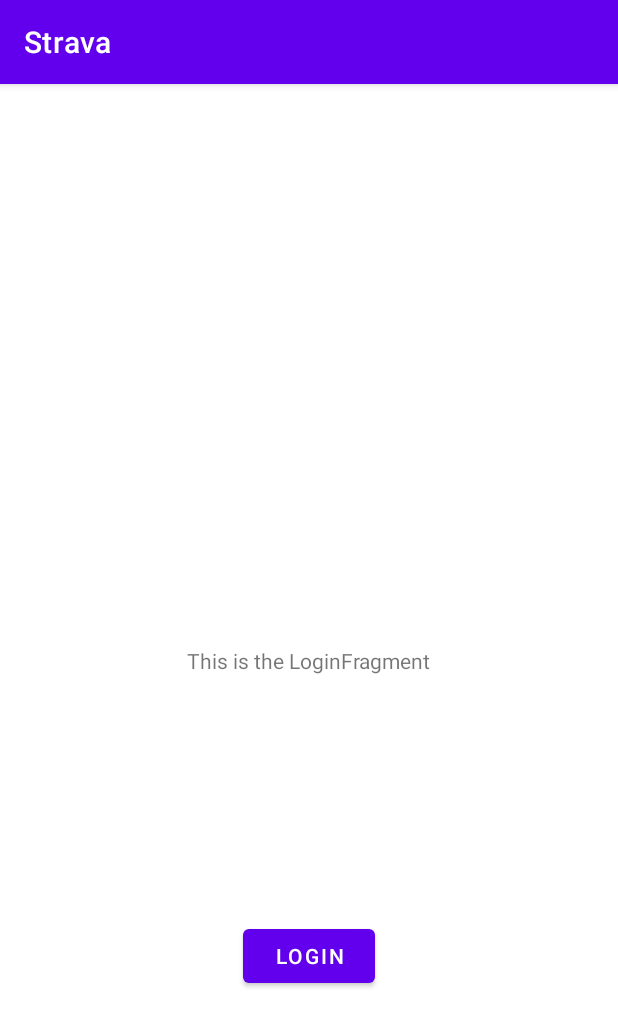
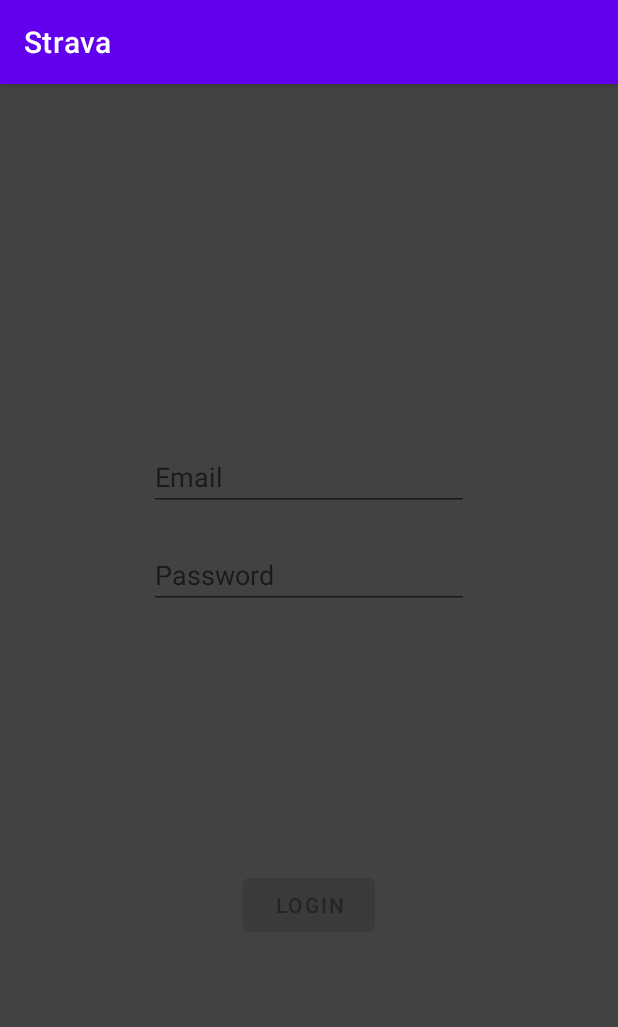
Before and after one commit to Axout/kts-android-09-2021, an Android app: the LoginFragment screen opened through its navigation route, on a phone screen of 412 x 824 dp. Shown: the top 1027 px of the screen. Run offline under Robolectric (Android 15) with nearby library versions, the phone set to English and light mode, and no system bars.

Commit message:
add login validation

```diff
--- a/app/src/main/java/com/example/kts_android_09_2021/LoginFragment.kt
+++ b/app/src/main/java/com/example/kts_android_09_2021/LoginFragment.kt
@@ -1,16 +1,19 @@
 package com.example.kts_android_09_2021
 
 import android.os.Bundle
+import android.util.Patterns
 import androidx.fragment.app.Fragment
 import android.view.LayoutInflater
 import android.view.View
 import android.view.ViewGroup
+import androidx.core.widget.addTextChangedListener
 import androidx.navigation.fragment.findNavController
 import com.example.kts_android_09_2021.databinding.FragmentLoginBinding
 
 class LoginFragment : Fragment() {
 
     lateinit var binding: FragmentLoginBinding
+    private var isValidEmail = false
 
     override fun onCreateView(
         inflater: LayoutInflater, container: ViewGroup?,
@@ -21,6 +24,22 @@ class LoginFragment : Fragment() {
     }
 
     override fun onViewCreated(view: View, savedInstanceState: Bundle?) {
+        binding.etEmailAddress.addTextChangedListener {
+            isValidEmail = Patterns.EMAIL_ADDRESS.matcher(binding.etEmailAddress.text).matches()
+//            Log.i("tag", "isValid = $isValid")
+            if (isValidEmail) {
+                binding.etEmailAddress.backgroundTintList = resources.getColorStateList(R.color.green)
+            }
+        }
+
+        binding.etPassword.addTextChangedListener {
+            val isValidPassword = binding.etPassword.text.length >= 8
+            if (isValidPassword && isValidEmail) {
+                binding.etPassword.backgroundTintList = resources.getColorStateList(R.color.green)
+                binding.btLogin.isEnabled = true
+            }
+        }
+
         binding.btLogin.setOnClickListener {
             val action = LoginFragmentDirections.actionLoginFragmentToMainFragment()
             findNavController().navigate(action)
--- a/app/src/main/res/layout/fragment_login.xml
+++ b/app/src/main/res/layout/fragment_login.xml
@@ -1,31 +1,53 @@
 <?xml version="1.0" encoding="utf-8"?>
-<androidx.constraintlayout.widget.ConstraintLayout xmlns:android="http://schemas.android.com/apk/res/android"
+<androidx.constraintlayout.widget.ConstraintLayout
+    xmlns:android="http://schemas.android.com/apk/res/android"
     xmlns:app="http://schemas.android.com/apk/res-auto"
     xmlns:tools="http://schemas.android.com/tools"
     android:id="@+id/layoutLoginId"
     android:layout_width="match_parent"
     android:layout_height="match_parent"
     android:layout_gravity="center"
+    android:background="@color/cardview_dark_background"
     tools:context=".LoginFragment">
 
-    <TextView
-        android:id="@+id/textView2"
+    <EditText
+        android:id="@+id/et_emailAddress"
         android:layout_width="wrap_content"
         android:layout_height="wrap_content"
-        android:text="This is the LoginFragment"
-        app:layout_constraintBottom_toBottomOf="parent"
+        android:autofillHints="@string/email"
+        android:ems="10"
+        android:hint="@string/email"
+        android:inputType="textEmailAddress"
+        android:textColor="@color/white"
+        app:layout_constraintBottom_toTopOf="@+id/bt_login"
         app:layout_constraintEnd_toEndOf="parent"
         app:layout_constraintStart_toStartOf="parent"
         app:layout_constraintTop_toTopOf="parent" />
+
+    <EditText
+        android:id="@+id/et_password"
+        android:layout_width="wrap_content"
+        android:layout_height="wrap_content"
+        android:layout_marginTop="20dp"
+        android:autofillHints="@string/password"
+        android:ems="10"
+        android:hint="@string/password"
+        android:inputType="textPassword"
+        android:textColor="@color/white"
+        app:layout_constraintEnd_toEndOf="parent"
+        app:layout_constraintStart_toStartOf="parent"
+        app:layout_constraintTop_toBottomOf="@+id/et_emailAddress" />
 
     <Button
         android:id="@+id/bt_login"
         android:layout_width="wrap_content"
         android:layout_height="wrap_content"
-        android:text="Login"
+        android:text="@string/login"
+        android:enabled="false"
         app:layout_constraintBottom_toBottomOf="parent"
         app:layout_constraintEnd_toEndOf="parent"
         app:layout_constraintStart_toStartOf="parent"
-        app:layout_constraintTop_toBottomOf="@+id/textView2" />
+        app:layout_constraintTop_toTopOf="parent"
+        app:layout_constraintVertical_bias="0.727" />
 
 </androidx.constraintlayout.widget.ConstraintLayout>
--- a/app/src/main/res/values/colors.xml
+++ b/app/src/main/res/values/colors.xml
@@ -7,4 +7,6 @@
     <color name="teal_700">#FF018786</color>
     <color name="black">#FF000000</color>
     <color name="white">#FFFFFFFF</color>
+    <color name="red">#F44336</color>
+    <color name="green">#4CAF50</color>
 </resources>
--- a/app/src/main/res/values/strings.xml
+++ b/app/src/main/res/values/strings.xml
@@ -5,4 +5,7 @@
     <string name="button">Add paints</string>
     <string name="hello_blank_fragment">Hello blank fragment</string>
     <string name="let_s_go">Let\'s go!</string>
+    <string name="login">Login</string>
+    <string name="email">Email</string>
+    <string name="password">Password</string>
 </resources>
```
Also changed, not shown: 1 other file.
